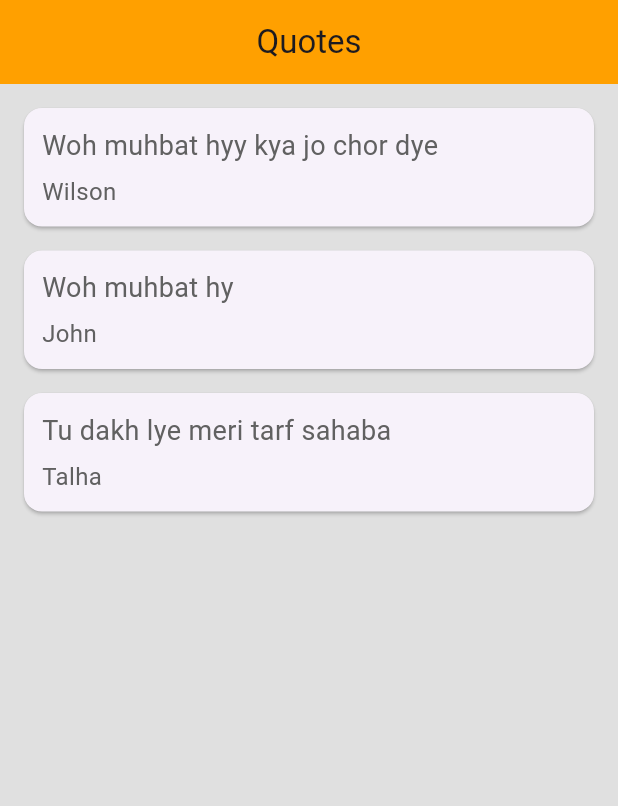
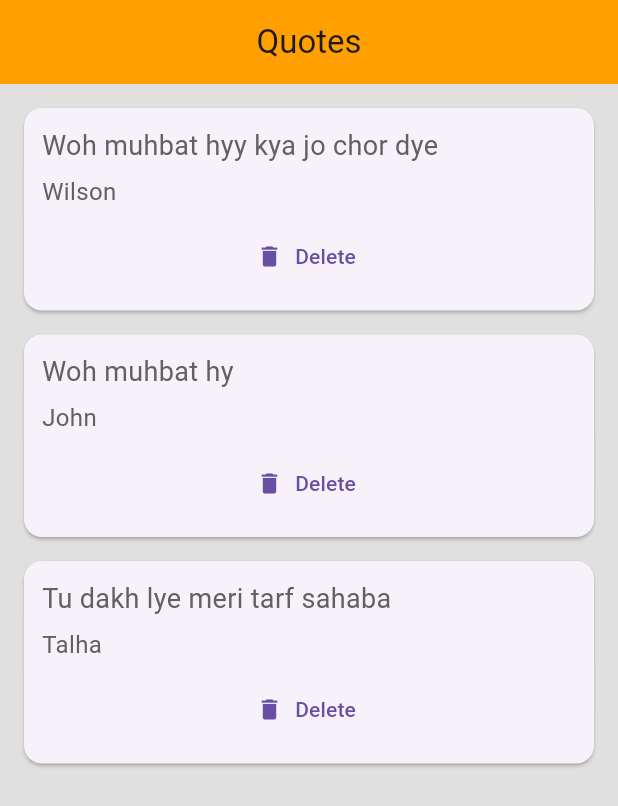
Before and after one commit to Waliia/practice_flutter, a Flutter app: the screen it shows after launch, on a phone screen of 412 x 824 dp. Shown: the top 806 px of the screen. Run offline on Flutter 3.47's test engine with Material 3 defaults, Android fonts, the phone set to English and light mode, and no system bars.

Commit message:
delete opt added

```diff
--- a/lib/list.dart
+++ b/lib/list.dart
@@ -1,5 +1,6 @@
 import 'package:flutter/material.dart';
 import 'quote.dart';
+import 'quote_card.dart';
 
 class MyList extends StatefulWidget {
   const MyList({super.key});
@@ -15,34 +16,6 @@ class _MyListState extends State<MyList> {
     Quote(author: 'Talha', text: 'Tu dakh lye meri tarf sahaba'),
   ];
 
-  Widget quoteTemplates(quotes) {
-    return Card(
-      margin: const EdgeInsets.fromLTRB(16, 16, 16, 0),
-      child: Padding(
-        padding: const EdgeInsets.all(12.0),
-        child: Column(
-          crossAxisAlignment: CrossAxisAlignment.stretch,
-          children: [
-            Text(
-              quotes.text,
-              style: TextStyle(
-                color: Colors.grey.shade700,
-                fontSize: 18,
-              ),
-            ),
-            const SizedBox(
-              height: 6,
-            ),
-            Text(
-              quotes.author,
-              style: TextStyle(color: Colors.grey.shade700, fontSize: 16),
-            )
-          ],
-        ),
-      ),
-    );
-  }
-
   @override
   Widget build(BuildContext context) {
     return Scaffold(
@@ -53,7 +26,16 @@ class _MyListState extends State<MyList> {
         backgroundColor: Colors.amber.shade700,
       ),
       body: Column(
-        children: quotes.map((data) => quoteTemplates(data)).toList(),
+        children: quotes
+            .map((data) => CardWidget(
+                  quote: data,
+                  delete: () {
+                    setState(() {
+                      quotes.remove(data);
+                    });
+                  },
+                ))
+            .toList(),
       ),
     );
   }
--- /dev/null
+++ b/lib/quote_card.dart
@@ -0,0 +1,45 @@
+import 'package:flutter/material.dart';
+
+import 'quote.dart';
+
+class CardWidget extends StatelessWidget {
+  final Quote quote;
+  final Function() delete;
+  const CardWidget({super.key, required this.quote, required this.delete});
+
+  @override
+  Widget build(BuildContext context) {
+    return Card(
+      margin: const EdgeInsets.fromLTRB(16, 16, 16, 0),
+      child: Padding(
+        padding: const EdgeInsets.all(12.0),
+        child: Column(
+          crossAxisAlignment: CrossAxisAlignment.stretch,
+          children: [
+            Text(
+              quote.text!,
+              style: TextStyle(
+                color: Colors.grey.shade700,
+                fontSize: 18,
+              ),
+            ),
+            const SizedBox(
+              height: 6,
+            ),
+            Text(
+              quote.author!,
+              style: TextStyle(color: Colors.grey.shade700, fontSize: 16),
+            ),
+            SizedBox(
+              height: 8,
+            ),
+            TextButton.icon(
+                onPressed: delete,
+                icon: Icon(Icons.delete),
+                label: Text('Delete'))
+          ],
+        ),
+      ),
+    );
+  }
+}
```
